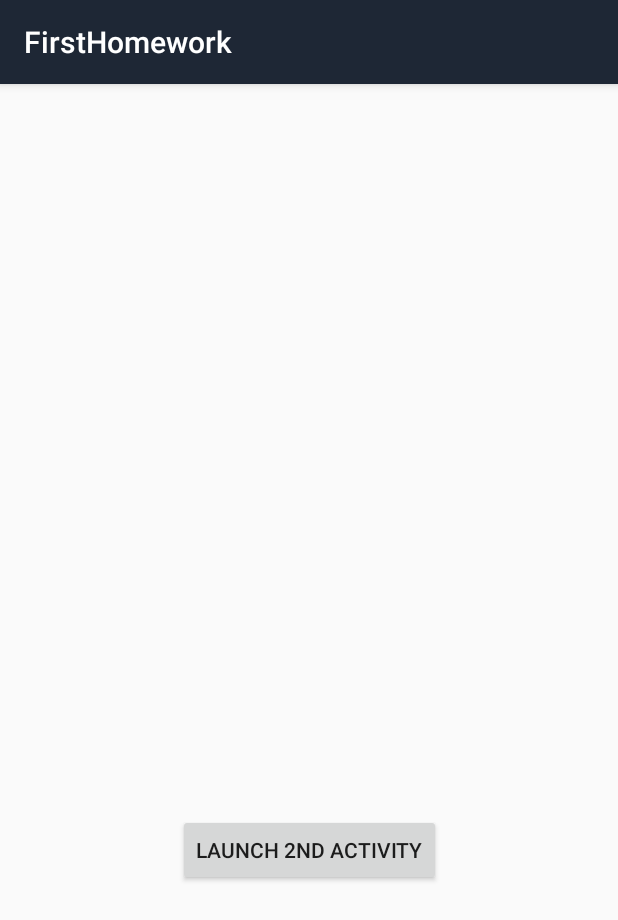
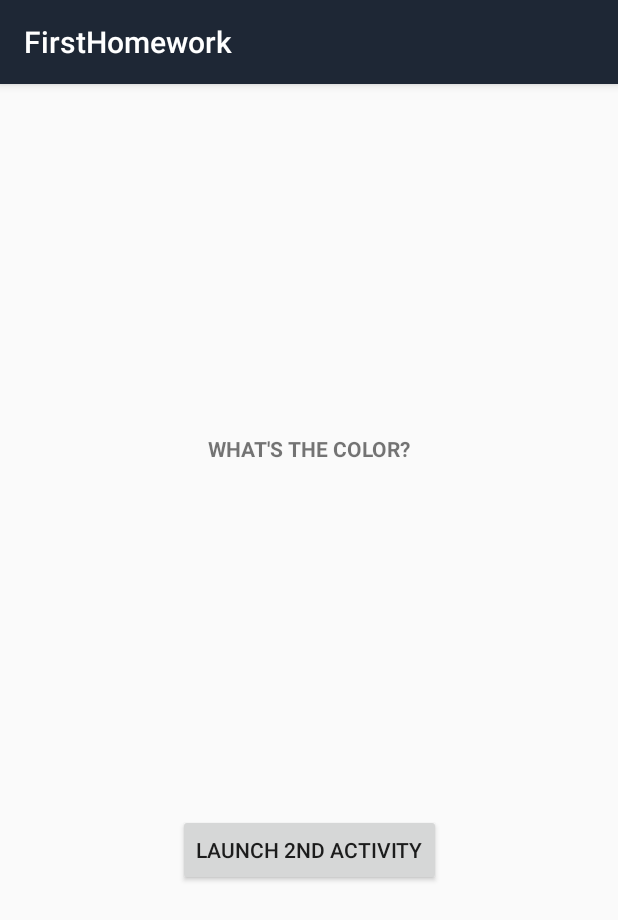
Before and after one commit to dracccula/FirstHomework, an Android app: the screen it shows after launch (MainActivity), on a phone screen of 412 x 824 dp. Shown: the top 920 px of the screen. Run offline under Robolectric (Android 15) with nearby library versions, the phone set to English and light mode, and no system bars.

Commit message:
added notifications

```diff
--- a/app/src/main/java/kireev/ftshw/one/MainActivity.java
+++ b/app/src/main/java/kireev/ftshw/one/MainActivity.java
@@ -1,5 +1,7 @@
 package kireev.ftshw.one;
 
+import android.content.BroadcastReceiver;
+import android.content.Context;
 import android.content.Intent;
 import android.support.v7.app.AppCompatActivity;
 import android.os.Bundle;
@@ -10,17 +12,24 @@ import android.widget.TextView;
 public class MainActivity extends AppCompatActivity {
 
     public static final String EXTRA_MESSAGE_COLOR = "color";
+    public static final String EXTRA_MESSAGE_NOTIFICATION_COLOR = "color";
+    public final static String EXTRA_MESSAGE_CHOOSE_COLOR = "Choose color";
     private Button open2activitybutton;
+    private Button start;
+    private Button stop;
     public static TextView text;
 
     @Override
     protected void onCreate(Bundle savedInstanceState) {
         super.onCreate(savedInstanceState);
         setContentView(R.layout.activity_main);
-        Intent intent = getIntent();
-        String messageText = intent.getStringExtra(EXTRA_MESSAGE_COLOR);
+        Intent intent = new Intent();
+        //intentService.putExtra(MainActivity.EXTRA_MESSAGE_CHOOSE_COLOR, "NOTHING HERE NOW");
+        //startService(intentService);
+        //String messageText = intentService.getStringExtra(EXTRA_MESSAGE_COLOR);
         text = findViewById(R.id.textView);
-        text.setText(messageText);
+        //text.setText(messageText);
+
         open2activitybutton = findViewById(R.id.launchSecondActivityButton);
         open2activitybutton.setOnClickListener(new View.OnClickListener() {
             @Override
@@ -42,5 +51,4 @@ public class MainActivity extends AppCompatActivity {
         Intent intent = new Intent(this,SecondActivity.class);
         startActivityForResult(intent,1);
     }
-
 }
--- a/app/src/main/res/layout/activity_main.xml
+++ b/app/src/main/res/layout/activity_main.xml
@@ -10,7 +10,7 @@
         android:id="@+id/textView"
         android:layout_width="wrap_content"
         android:layout_height="wrap_content"
-        android:text="Guess the number?"
+        android:text="WHAT'S THE COLOR?"
         android:textStyle="bold"
         app:layout_constraintBottom_toTopOf="@+id/launchSecondActivityButton"
         app:layout_constraintEnd_toEndOf="parent"
```
Also changed, not shown: app/src/main/AndroidManifest.xml (+13 -0 lines), app/src/main/java/kireev/ftshw/one/MyBR.java (added, +16 -0 lines), app/src/main/java/kireev/ftshw/one/MyService.java (added, +70 -0 lines), app/src/main/java/kireev/ftshw/one/SecondActivity.java (+24 -3 lines).
